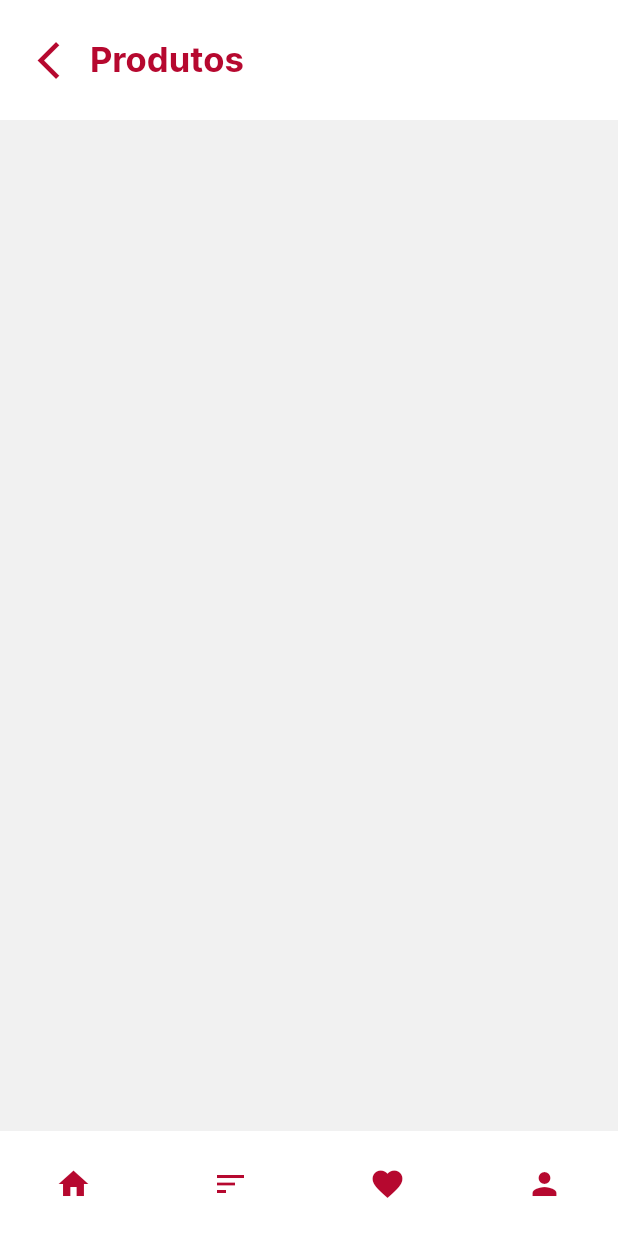
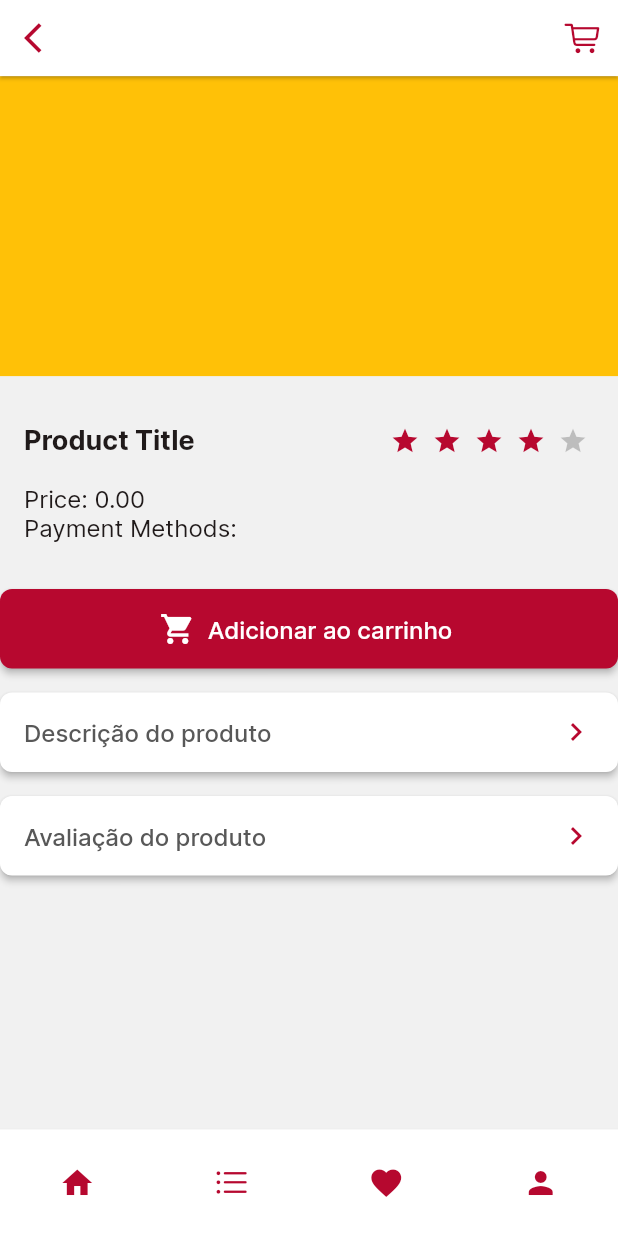
Before and after one commit to ladiesCodeTech/Ecommerce, a Flutter app: the ItemScreen screen opened by its route, on a phone screen of 412 x 824 dp. Run offline on Flutter 3.47's test engine with Material 2 defaults, Android fonts, the phone set to English and light mode, and no system bars; drawn by our look-alikes of flutter_rating_bar.

Commit message:
iniciando projeto

```diff
--- a/lib/screens/home/components/HomeAppBar.dart
+++ b/lib/screens/home/components/HomeAppBar.dart
@@ -1,9 +1,11 @@
 //Página home, conteúdo da logo, barra de buscar, icone sacola de compras e pesquisar
+import 'package:flutter/cupertino.dart';
 import 'package:flutter/material.dart';
+import 'package:ladiescode/size_config.dart';
 
 class HomeAppBar extends StatelessWidget implements PreferredSizeWidget {
   @override
-  Size get preferredSize => Size.fromHeight(100.0);
+  Size get preferredSize => Size.fromHeight(getProportionateScreenHeight(100));
 
   Widget build(BuildContext context) {
     return AppBar(
@@ -13,17 +15,26 @@ class HomeAppBar extends StatelessWidget implements PreferredSizeWidget {
         mainAxisAlignment: MainAxisAlignment.center,
         children: [
           //Imagem da Logo
-          Image.asset(
+          Container(
+            padding: EdgeInsets.only(bottom: getProportionateScreenHeight(8)),
+            child: Image.asset(
               'images/logo.png',
               fit: BoxFit.contain,
-            height: 40,
+              height: getProportionateScreenHeight(40),
             ),
+          ),
+
           //Conteúdo dentro da barra de buscar
-          Row(mainAxisAlignment: MainAxisAlignment.spaceBetween, children: [
           Container(
-              margin: EdgeInsets.symmetric(horizontal: 15),
-              padding: EdgeInsets.symmetric(horizontal: 15),
-              height: 30,
+            padding: EdgeInsets.symmetric(
+                horizontal: getProportionateScreenWidth(10)),
+            child: Row(
+                mainAxisAlignment: MainAxisAlignment.spaceEvenly,
+                children: [
+                  Container(
+                    padding: EdgeInsets.symmetric(
+                        horizontal: getProportionateScreenWidth(15)),
+                    height: getProportionateScreenHeight(30),
                     decoration: BoxDecoration(
                       color: Color(0xFFF1F1F1),
                       borderRadius: BorderRadius.circular(30),
@@ -31,33 +42,38 @@ class HomeAppBar extends StatelessWidget implements PreferredSizeWidget {
                     child: Row(
                       children: [
                         Container(
-                    margin: EdgeInsets.only(left: 5, bottom: 5),
-                    height: 30,
-                    width: 240,
+                          margin: EdgeInsets.only(
+                              right: getProportionateScreenWidth(5),
+                              bottom: getProportionateScreenHeight(5)),
+                          width: getProportionateScreenWidth(240),
                           child: TextFormField(
                             decoration: InputDecoration(
                               border: InputBorder.none,
+                              fillColor: Color(0xFFF1F1F1),
                               hintText: 'Buscar em Ladies.com',
-                          fillColor: Color(0xFFF1F1F1)),
                             ),
                           ),
-                  Icon(
+                        ),
+                        InkWell(
+                            onTap: () {},
+                            child: Icon(
                               Icons.search,
-                    size: 25,
+                              size: getProportionateScreenHeight(25),
                               color: Color(0xFF201A1A),
-                  )
+                            ))
                       ],
                     ),
                   ),
                   Container(
-              margin: EdgeInsets.only(right: 15),
+                    // margin: EdgeInsets.only(right: 15),
                     child: Icon(
-                Icons.shopping_bag_outlined,
-                size: 30,
+                      CupertinoIcons.cart,
+                      size: getProportionateScreenHeight(30),
                       color: Color(0xFFB6082F),
                     ),
                   )
                 ]),
+          ),
         ],
       ),
     );
--- a/lib/screens/item/ItemScreen.dart
+++ b/lib/screens/item/ItemScreen.dart
@@ -1,40 +1,24 @@
-//Página listagem de produto selecionado
 import 'package:flutter/material.dart';
+import 'package:ladiescode/screens/item/components/CustomItemsBody.dart';
+import 'package:ladiescode/size_config.dart';
 import 'package:ladiescode/widgets/BottomNavBar.dart';
+import 'package:ladiescode/widgets/CustomAppBar.dart';
 
 class ItemScreen extends StatelessWidget {
   @override
   Widget build(BuildContext context) {
+    SizeConfig().init(context);
     return Scaffold(
-      body: ListView(children: [
-        Container(
-            color: Color(0xFFFFFFFF),
-            padding: EdgeInsets.all(25),
-            child: Row(
-              children: [
-                InkWell(
-                  onTap: () {
-                    Navigator.pop(context);
-                  },
-                  child: Icon(
-                    Icons.arrow_back_ios,
-                    size: 30,
-                    color: Color(0xFFB6082F),
-                  ),
-                ),
-                Padding(
-                  padding: EdgeInsets.only(left: 5),
-                  child: Text(
-                    'Produtos',
-                    style: TextStyle(
-                        fontSize: 23,
-                        fontWeight: FontWeight.bold,
-                        color: Color(0xFFB6082F)),
-                  ),
-                ),
-              ],
-            ))
-      ]),
+      // Appbar - barra de navegação superior
+      appBar: CustomAppBar(),
+
+      // Body - página de descrição do produto
+      body: CustomItemsBody(
+        title: 'Product Title',
+        description: 'Product Description',
+      ),
+
+      // NavBar - barra de navegação inferior
       bottomNavigationBar: HomeBottomNavBar(),
     );
   }
--- /dev/null
+++ b/lib/screens/item/components/CustomItemsBody.dart
@@ -0,0 +1,176 @@
+import 'package:flutter/material.dart';
+import 'package:flutter_rating_bar/flutter_rating_bar.dart';
+
+class CustomItemsBody extends StatelessWidget {
+  final String title;
+  final String description;
+  final String price;
+  final String paymentMethods;
+
+  CustomItemsBody({
+    this.title = 'Product',
+    this.description = 'Product Description',
+    this.price = '0.00',
+    this.paymentMethods = '',
+  });
+
+  @override
+  Widget build(BuildContext context) {
+    return SafeArea(
+      child: SingleChildScrollView(
+        child: Column(
+          crossAxisAlignment: CrossAxisAlignment.stretch,
+          children: [
+            Container(
+              color: Colors.amber,
+              height: 200,
+              child: null, // Removing the Text widget from the container
+            ),
+            SizedBox(height: 16),
+            Container(
+              padding: EdgeInsets.all(16),
+              child: Column(
+                crossAxisAlignment: CrossAxisAlignment.start,
+                children: [
+                  Padding(
+                    padding: EdgeInsets.only(
+                      bottom: 10,
+                    ),
+                    child: Row(
+                      mainAxisAlignment: MainAxisAlignment.spaceBetween,
+                      children: [
+                        Text(
+                          title,
+                          style: TextStyle(
+                            fontSize: 18,
+                            fontWeight: FontWeight.bold,
+                          ),
+                        ),
+                        RatingBar.builder(
+                          initialRating: 4,
+                          minRating: 1,
+                          direction: Axis.horizontal,
+                          itemCount: 5,
+                          itemSize: 20,
+                          itemPadding: EdgeInsets.symmetric(horizontal: 4),
+                          itemBuilder: (context, _) => Icon(
+                            Icons.star,
+                            color: Color(0xFFB7082F),
+                          ),
+                          onRatingUpdate: (index) {},
+                          updateOnDrag: true,
+                          unratedColor: Colors.grey[400],
+                          glowColor: Color(0xFFB7082F),
+                        ),
+                      ],
+                    ),
+                  ),
+                  SizedBox(height: 8),
+                  Text(
+                    'Price: $price',
+                    style: TextStyle(
+                      fontSize: 16,
+                    ),
+                  ),
+                  Text(
+                    'Payment Methods: $paymentMethods',
+                    style: TextStyle(
+                      fontSize: 16,
+                    ),
+                  ),
+                ],
+              ),
+            ),
+            SizedBox(height: 16),
+            SizedBox(
+              width: 335,
+              height: 53,
+              child: ElevatedButton.icon(
+                onPressed: () {
+                  // Perform "Adicionar ao carrinho" action here
+                },
+                icon: Icon(Icons.shopping_cart),
+                label: Text(
+                  'Adicionar ao carrinho',
+                  style: TextStyle(
+                    fontSize: 16,
+                  ),
+                ),
+                style: ElevatedButton.styleFrom(
+                  primary: Color(0xFFB7082F),
+                  shape: RoundedRectangleBorder(
+                    borderRadius: BorderRadius.circular(8),
+                  ),
+                ),
+              ),
+            ),
+            SizedBox(height: 16),
+            SizedBox(
+              width: 335,
+              height: 53,
+              child: ElevatedButton(
+                onPressed: () {
+                  // Perform "Avaliação do produto" action here
+                },
+                style: ElevatedButton.styleFrom(
+                  primary: Colors.white,
+                  shape: RoundedRectangleBorder(
+                    borderRadius: BorderRadius.circular(8),
+                  ),
+                ),
+                child: Row(
+                  mainAxisAlignment: MainAxisAlignment.spaceBetween,
+                  children: [
+                    Text(
+                      'Descrição do produto',
+                      style: TextStyle(
+                        fontSize: 16,
+                        color: Color.fromARGB(255, 88, 88, 88),
+                      ),
+                    ),
+                    Icon(
+                      Icons.chevron_right,
+                      color: Color(0xFFB7082F),
+                    ),
+                  ],
+                ),
+              ),
+            ),
+            SizedBox(height: 16),
+            SizedBox(
+              width: 335,
+              height: 53,
+              child: ElevatedButton(
+                onPressed: () {
+                  // Perform "Avaliação do produto" action here
+                },
+                style: ElevatedButton.styleFrom(
+                  primary: Colors.white,
+                  shape: RoundedRectangleBorder(
+                    borderRadius: BorderRadius.circular(8),
+                  ),
+                ),
+                child: Row(
+                  mainAxisAlignment: MainAxisAlignment.spaceBetween,
+                  children: [
+                    Text(
+                      'Avaliação do produto',
+                      style: TextStyle(
+                        fontSize: 16,
+                        color: Color.fromARGB(255, 88, 88, 88),
+                      ),
+                    ),
+                    Icon(
+                      Icons.chevron_right,
+                      color: Color(0xFFB7082F),
+                    ),
+                  ],
+                ),
+              ),
+            ),
+          ],
+        ),
+      ),
+    );
+  }
+}
--- a/lib/widgets/BottomNavBar.dart
+++ b/lib/widgets/BottomNavBar.dart
@@ -1,15 +1,18 @@
 //Página home, icones da barra de navegação parte inferior.
+import 'package:flutter/cupertino.dart';
 import 'package:flutter/material.dart';
+import 'package:ladiescode/size_config.dart';
 
 class HomeBottomNavBar extends StatelessWidget {
   @override
   Widget build(BuildContext context) {
     return BottomAppBar(
       color: Colors.white,
-      elevation: 0,
-      padding: EdgeInsets.symmetric(horizontal: 25),
+      elevation: 1,
+      padding:
+          EdgeInsets.symmetric(horizontal: getProportionateScreenWidth(25)),
       child: Container(
-        height: 70,
+        height: getProportionateScreenHeight(70),
         child: Row(
           mainAxisAlignment: MainAxisAlignment.spaceBetween,
           children: [
@@ -29,7 +32,7 @@ class HomeBottomNavBar extends StatelessWidget {
                   Navigator.pushNamed(context, 'categoriesScreen');
                 },
                 icon: Icon(
-                  Icons.sort,
+                  CupertinoIcons.list_bullet,
                   color: Color(0xFFB6082F),
                 )),
 
--- /dev/null
+++ b/lib/widgets/CustomAppBar.dart
@@ -0,0 +1,27 @@
+import 'package:flutter/cupertino.dart';
+import 'package:flutter/material.dart';
+import 'package:ladiescode/size_config.dart';
+
+class CustomAppBar extends StatelessWidget implements PreferredSizeWidget {
+  @override
+  Size get preferredSize => Size.fromHeight(getProportionateScreenHeight(50));
+  Widget build(BuildContext context) {
+    return AppBar(
+      backgroundColor: Colors.white,
+      elevation: 1,
+      leading: IconButton(
+        onPressed: () {
+          Navigator.pop(context);
+        },
+        icon: Icon(Icons.arrow_back_ios),
+        color: Color(0xFFB6082F),
+      ),
+      actions: [
+        IconButton(
+            onPressed: () {},
+            icon: Icon(CupertinoIcons.cart),
+            color: Color(0xFFB6082F))
+      ],
+    );
+  }
+}
--- a/pubspec.yaml
+++ b/pubspec.yaml
@@ -34,7 +34,7 @@ dependencies:
 
   # The following adds the Cupertino Icons font to your application.
   # Use with the CupertinoIcons class for iOS style icons.
-  cupertino_icons: ^1.0.2
+  cupertino_icons: ^1.0.6
 
 dev_dependencies:
   flutter_test:
```
Also changed, not shown: lib/models/eletroeletronicos/Eletronics.dart (line endings or trailing spaces), lib/screens/home/HomeScreen.dart (line endings or trailing spaces), pubspec.lock. Lines whose indentation alone changed are shown as unchanged.
